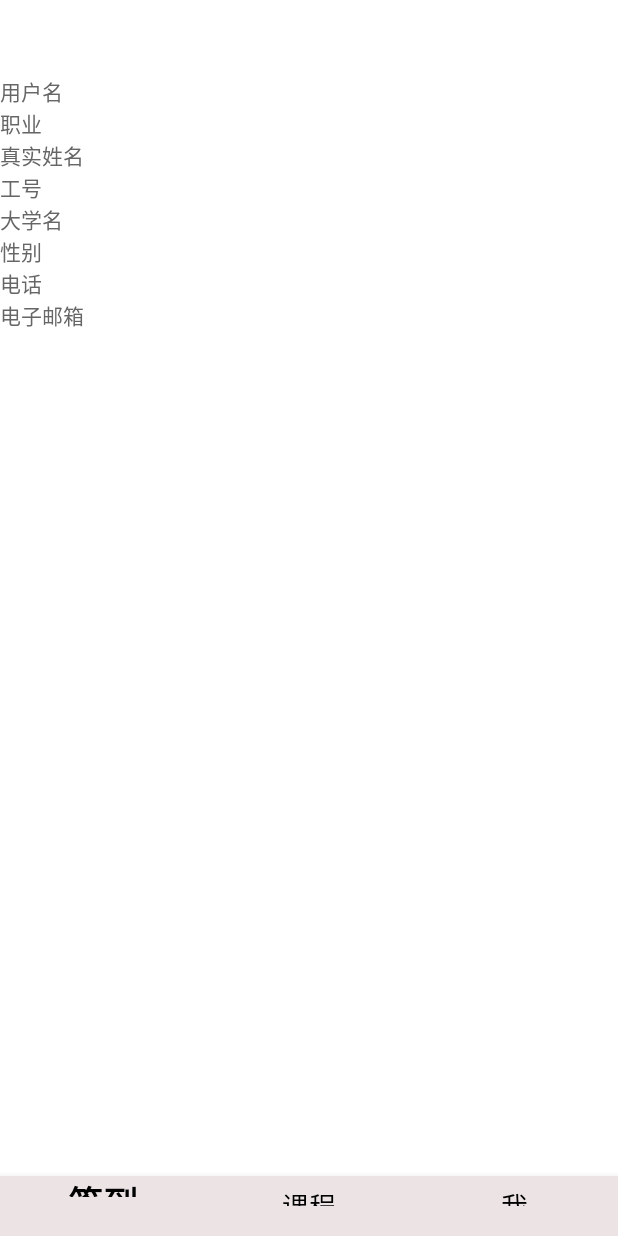
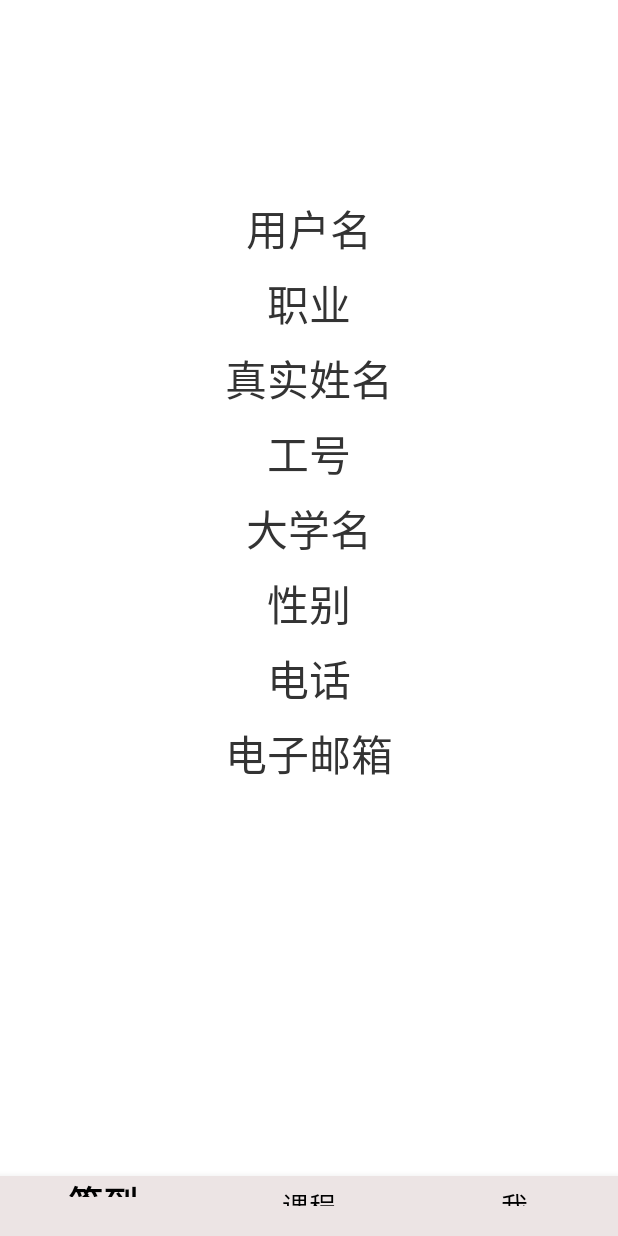
Before and after one commit to sushi11111/ClassroomCheck-inSystem, an Android app: the fragment InfoFragment placed in its activity, on a phone screen of 412 x 824 dp. Run offline under Robolectric (Android 15) with nearby library versions, the light colour scheme and no system bars; pictures from the network do not load; 2 statements that could not run were skipped.

Commit message:
第一次界面美化

```diff
--- a/app/src/main/res/layout/fragment_information.xml
+++ b/app/src/main/res/layout/fragment_information.xml
@@ -1,69 +1,88 @@
+<?xml version="1.0" encoding="utf-8"?>
 <?xml version="1.0" encoding="utf-8"?>
 <LinearLayout xmlns:android="http://schemas.android.com/apk/res/android"
     android:layout_width="match_parent"
     android:layout_height="match_parent"
-                android:orientation="vertical">
+    android:orientation="vertical"
+    android:gravity="center_horizontal"
+    android:padding="15dp">
 
     <ImageView
         android:id="@+id/avatar"
-            android:layout_width="50dp"
-            android:layout_height="50dp"
-    />
+        android:layout_marginTop="0dp"
+        android:layout_width="100dp"
+        android:layout_height="100dp" />
 
     <TextView
         android:id="@+id/userName"
         android:text="用户名"
         android:layout_width="wrap_content"
         android:layout_height="wrap_content"
-            android:textColor="#666666" />
+        android:textColor="#333333"
+        android:textSize="28sp"
+        android:layout_marginTop="16dp" />
 
     <TextView
         android:id="@+id/role"
         android:text="职业"
         android:layout_width="wrap_content"
         android:layout_height="wrap_content"
-            android:textColor="#666666" />
+        android:textColor="#333333"
+        android:textSize="28sp"
+        android:layout_marginTop="8dp" />
 
     <TextView
         android:id="@+id/realName"
         android:text="真实姓名"
         android:layout_width="wrap_content"
         android:layout_height="wrap_content"
-            android:textColor="#666666" />
+        android:textColor="#333333"
+        android:textSize="28sp"
+        android:layout_marginTop="8dp" />
 
     <TextView
         android:id="@+id/idNumber"
         android:text="工号"
         android:layout_width="wrap_content"
         android:layout_height="wrap_content"
-            android:textColor="#666666" />
+        android:textColor="#333333"
+        android:textSize="28sp"
+        android:layout_marginTop="8dp" />
 
     <TextView
         android:id="@+id/collegeName"
         android:text="大学名"
         android:layout_width="wrap_content"
         android:layout_height="wrap_content"
-            android:textColor="#666666" />
+        android:textColor="#333333"
+        android:textSize="28sp"
+        android:layout_marginTop="8dp" />
 
     <TextView
         android:id="@+id/gender"
         android:text="性别"
         android:layout_width="wrap_content"
         android:layout_height="wrap_content"
-            android:textColor="#666666" />
+        android:textColor="#333333"
+        android:textSize="28sp"
+        android:layout_marginTop="8dp" />
 
     <TextView
         android:id="@+id/phone"
         android:text="电话"
         android:layout_width="wrap_content"
         android:layout_height="wrap_content"
-            android:textColor="#666666" />
+        android:textColor="#333333"
+        android:textSize="28sp"
+        android:layout_marginTop="8dp" />
 
     <TextView
         android:id="@+id/email"
         android:text="电子邮箱"
         android:layout_width="wrap_content"
         android:layout_height="wrap_content"
-            android:textColor="#666666" />
+        android:textColor="#333333"
+        android:textSize="28sp"
+        android:layout_marginTop="8dp" />
 
 </LinearLayout>
```
Also changed, not shown: app/src/main/res/layout/activity_add_course.xml (+8 -13 lines), app/src/main/res/layout/fragment_teacher_course.xml (+24 -9 lines), app/src/main/res/layout/recyclerview_course_records.xml (+38 -23 lines). Lines whose indentation alone changed are shown as unchanged.
